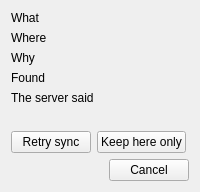
Old version of the form src/chrono_mail/ui/forms/sync_conflict.ui in the repository rob-vandenberg/chrono-mail.
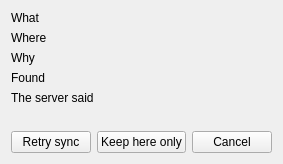
New version of the form.

Commit message: A long sync conflict scrolls inside its window, never taller than the screen - all four buttons on one bottom row

Patch:
```diff
--- a/src/chrono_mail/ui/forms/sync_conflict.ui
+++ b/src/chrono_mail/ui/forms/sync_conflict.ui
@@ -96,7 +96,7 @@
     </spacer>
    </item>
    <item>
-    <layout class="QHBoxLayout" name="sides" stretch="0,0,1">
+    <layout class="QHBoxLayout" name="sides" stretch="0,0,1,0">
      <item>
       <widget class="QPushButton" name="retrySync">
        <property name="text">
@@ -127,14 +127,14 @@
        </property>
       </spacer>
      </item>
-    </layout>
-   </item>
    <item>
     <widget class="QDialogButtonBox" name="buttons">
      <property name="standardButtons">
       <set>QDialogButtonBox::Cancel</set>
      </property>
     </widget>
+     </item>
+    </layout>
    </item>
   </layout>
  </widget>
```
Lines whose indentation alone changed are shown as unchanged. The commit also changes 5 other files.
